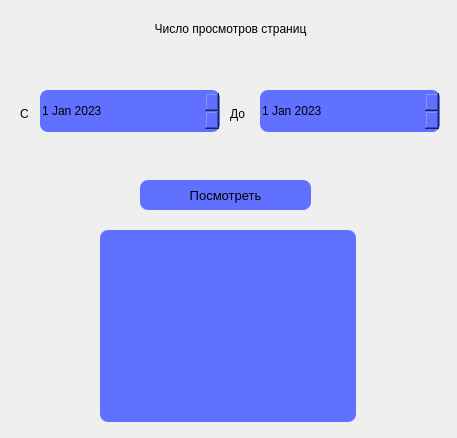
salebixn/diplom_DPI, file designes_ui/views_pages_design.ui: the form before one commit.
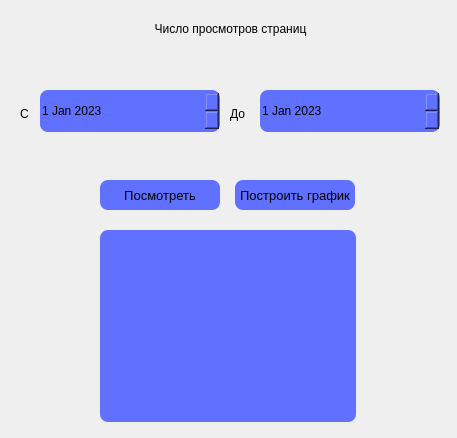
The form after the commit.

```diff
--- a/designes_ui/views_pages_design.ui
+++ b/designes_ui/views_pages_design.ui
@@ -116,9 +116,9 @@
   <widget class="QPushButton" name="pushButton_4">
    <property name="geometry">
     <rect>
-     <x>140</x>
+     <x>100</x>
      <y>180</y>
-     <width>171</width>
+     <width>120</width>
      <height>30</height>
     </rect>
    </property>
@@ -331,6 +331,134 @@
 }</string>
    </property>
   </widget>
+  <widget class="QPushButton" name="pushButton_5">
+   <property name="geometry">
+    <rect>
+     <x>235</x>
+     <y>180</y>
+     <width>120</width>
+     <height>30</height>
+    </rect>
+   </property>
+   <property name="sizePolicy">
+    <sizepolicy hsizetype="Expanding" vsizetype="Fixed">
+     <horstretch>0</horstretch>
+     <verstretch>0</verstretch>
+    </sizepolicy>
+   </property>
+   <property name="palette">
+    <palette>
+     <active>
+      <colorrole role="Button">
+       <brush brushstyle="SolidPattern">
+        <color alpha="255">
+         <red>96</red>
+         <green>112</green>
+         <blue>255</blue>
+        </color>
+       </brush>
+      </colorrole>
+      <colorrole role="Base">
+       <brush brushstyle="SolidPattern">
+        <color alpha="255">
+         <red>96</red>
+         <green>112</green>
+         <blue>255</blue>
+        </color>
+       </brush>
+      </colorrole>
+      <colorrole role="Window">
+       <brush brushstyle="SolidPattern">
+        <color alpha="255">
+         <red>96</red>
+         <green>112</green>
+         <blue>255</blue>
+        </color>
+       </brush>
+      </colorrole>
+     </active>
+     <inactive>
+      <colorrole role="Button">
+       <brush brushstyle="SolidPattern">
+        <color alpha="255">
+         <red>96</red>
+         <green>112</green>
+         <blue>255</blue>
+        </color>
+       </brush>
+      </colorrole>
+      <colorrole role="Base">
+       <brush brushstyle="SolidPattern">
+        <color alpha="255">
+         <red>96</red>
+         <green>112</green>
+         <blue>255</blue>
+        </color>
+       </brush>
+      </colorrole>
+      <colorrole role="Window">
+       <brush brushstyle="SolidPattern">
+        <color alpha="255">
+         <red>96</red>
+         <green>112</green>
+         <blue>255</blue>
+        </color>
+       </brush>
+      </colorrole>
+     </inactive>
+     <disabled>
+      <colorrole role="Button">
+       <brush brushstyle="SolidPattern">
+        <color alpha="255">
+         <red>96</red>
+         <green>112</green>
+         <blue>255</blue>
+        </color>
+       </brush>
+      </colorrole>
+      <colorrole role="Base">
+       <brush brushstyle="SolidPattern">
+        <color alpha="255">
+         <red>96</red>
+         <green>112</green>
+         <blue>255</blue>
+        </color>
+       </brush>
+      </colorrole>
+      <colorrole role="Window">
+       <brush brushstyle="SolidPattern">
+        <color alpha="255">
+         <red>96</red>
+         <green>112</green>
+         <blue>255</blue>
+        </color>
+       </brush>
+      </colorrole>
+     </disabled>
+    </palette>
+   </property>
+   <property name="font">
+    <font>
+     <pointsize>10</pointsize>
+    </font>
+   </property>
+   <property name="mouseTracking">
+    <bool>false</bool>
+   </property>
+   <property name="styleSheet">
+    <string notr="true">background-color: rgb(96, 112, 255);
+border-radius: 8px;</string>
+   </property>
+   <property name="text">
+    <string>Построить график</string>
+   </property>
+   <property name="default">
+    <bool>false</bool>
+   </property>
+   <property name="flat">
+    <bool>false</bool>
+   </property>
+  </widget>
  </widget>
  <resources/>
  <connections/>
```
